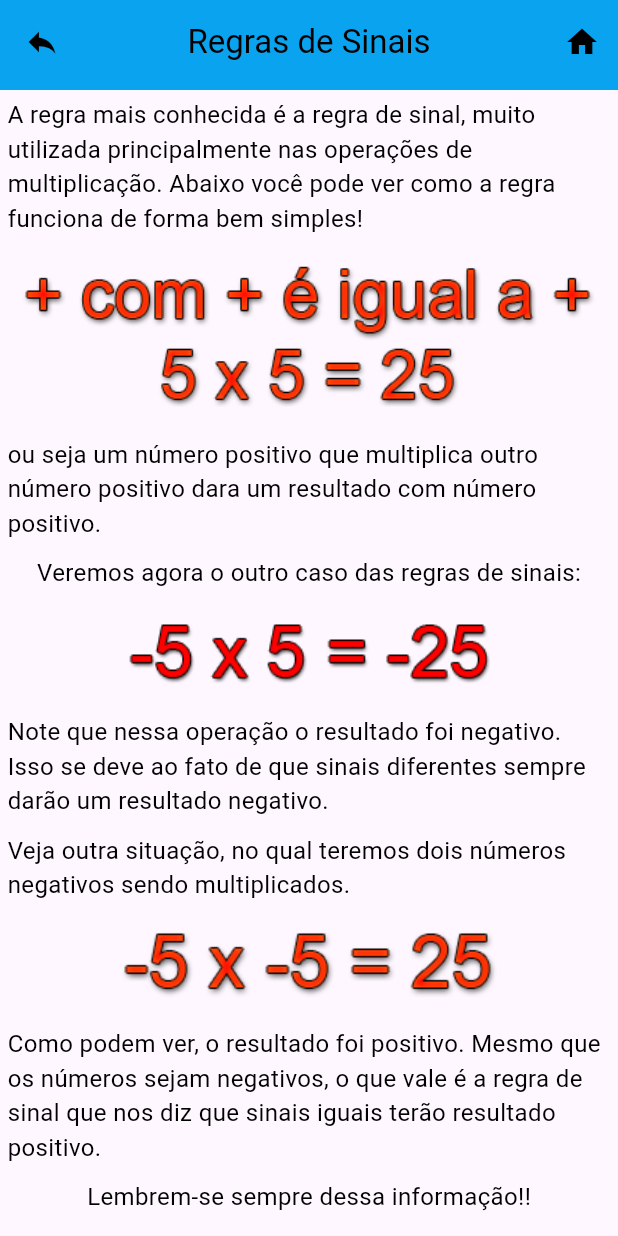
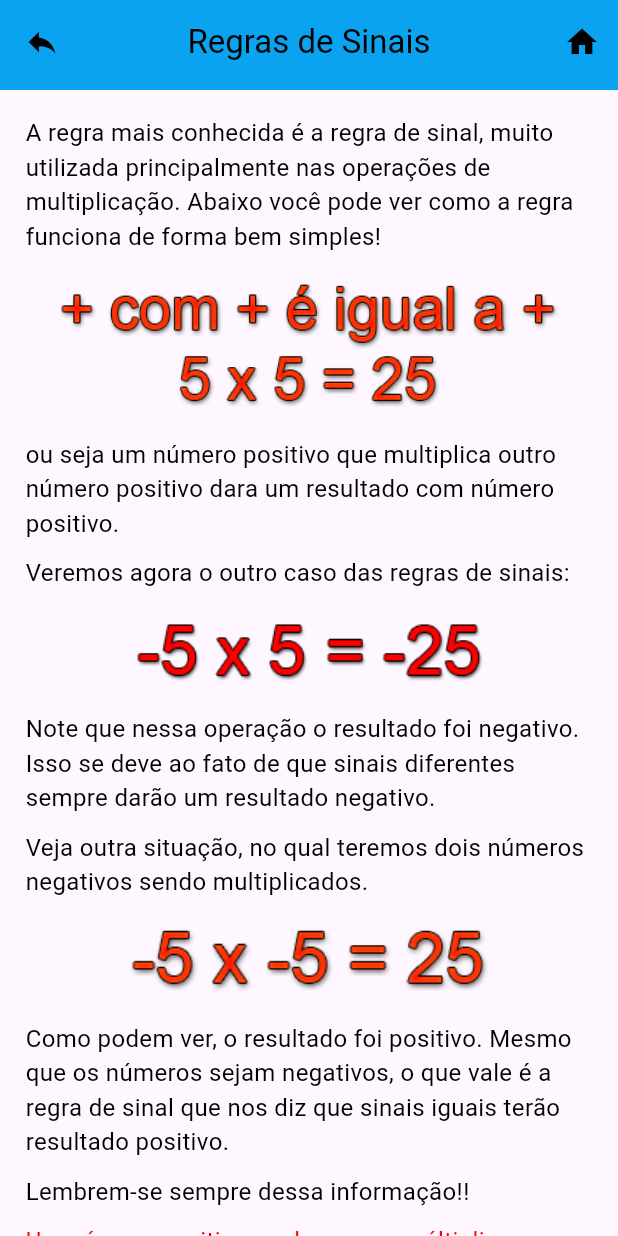
Before and after one commit to ricardo-gsilva/exemplifica-app, a Flutter app: the RegrasSinaisPage screen opened directly, on a phone screen of 412 x 824 dp. Run offline on Flutter 3.47's test engine with Material 3 defaults, Android fonts, the light colour scheme and no system bars; our stand-ins replace package_info_plus.

Commit message:
refatorando lista de conteudo

```diff
--- a/lib/utils/constants/core_strings_assets.dart
+++ b/lib/utils/constants/core_strings_assets.dart
@@ -129,4 +129,9 @@
   static const String multiplicacaoDivisao_assets_11 = "images/mult_div/multiplica_divi_11.png";
   static const String multiplicacaoDivisao_assets_12 = "images/mult_div/multiplica_divi_12.png";
 
+  //Regras de Sinais
+  static const String regras_sinais_assets_2 =  "images/regras_sinal/regras_sinais_2.png";
+  static const String regras_sinais_assets_3 =  "images/regras_sinal/regras_sinais_3.png";
+  static const String regras_sinais_assets_5 =  "images/regras_sinal/regras_sinais_5.png";
+
 }
--- a/lib/widgets/page/regras_sinais_page.dart
+++ b/lib/widgets/page/regras_sinais_page.dart
@@ -13,6 +13,7 @@
   @override
   Widget build(BuildContext context) {
     double width = MediaQuery.of(context).size.width;
+    double height = MediaQuery.of(context).size.height;
     return CustomScaffold(
       titleAppBar: CustomText(
         title: CoreStrings.titleRegraSinal,
@@ -30,6 +31,7 @@
       ],
       body: RegrasSinaisTemplate(
         width: width,
+        height: height,
       ),
     );
   }
--- a/lib/widgets/templates/regras_sinais_template.dart
+++ b/lib/widgets/templates/regras_sinais_template.dart
@@ -1,75 +1,53 @@
+import 'package:exemplifica/model/assets_model.dart';
+import 'package:exemplifica/utils/constants/core_colors.dart';
+import 'package:exemplifica/utils/constants/core_strings_assets.dart';
 import 'package:exemplifica/utils/constants/strings/strings_regras_sinais.dart';
-import 'package:exemplifica/widgets/atoms/custom_image_asset.dart';
-import 'package:exemplifica/widgets/atoms/custom_text.dart';
+import 'package:exemplifica/widgets/molecules/content_list.dart';
 import 'package:flutter/material.dart';
 
 class RegrasSinaisTemplate extends StatelessWidget {
+  final double height;
   final double width;
   const RegrasSinaisTemplate({
     Key? key,
+    required this.height,
     required this.width,
   }) : super(key: key);
 
   @override
   Widget build(BuildContext context) {
     return SingleChildScrollView(
-      child: Column(
-        children: <Widget>[
-          CustomText(
-            title: CoreStringsRegrasSinais.text1_RegraSinal,
-          ),
-          CustomImageAsset(
-            asset: "images/regras_sinal/regras_sinais_2.png",
-            width: width * 0.6,
-          ),
-          CustomText(
-            title: CoreStringsRegrasSinais.text2_RegraSinal,
-          ),
-          CustomText(
-            title: CoreStringsRegrasSinais.text3_RegraSinal,
-          ),
-          CustomImageAsset(
-            asset: "images/regras_sinal/regras_sinais_5.png",
-            width: width * 0.4,
-          ),
-          CustomText(
-            title: CoreStringsRegrasSinais.text4_RegraSinal,
-          ),
-          CustomText(
-            title: CoreStringsRegrasSinais.text5_RegraSinal,
-          ),
-          CustomImageAsset(
-            asset: "images/regras_sinal/regras_sinais_3.png",
-            width: width * 0.4,
-          ),
-          CustomText(
-            title: CoreStringsRegrasSinais.text6_RegraSinal,
-          ),
-          CustomText(
-            title: CoreStringsRegrasSinais.text7_RegraSinal,
-          ),
-          CustomText(
-            title: CoreStringsRegrasSinais.text8_RegraSinal,
-            color: Colors.red,
-          ),
-          CustomText(
-            title: CoreStringsRegrasSinais.text9_RegraSinal,
-            color: Colors.red,
-          ),
-          CustomText(
-            title: CoreStringsRegrasSinais.text10_RegraSinal,
-            color: Colors.red,
-          ),
-          CustomText(
-            title: CoreStringsRegrasSinais.text11_RegraSinal,
-          ),
-          Padding(
-            padding: EdgeInsets.only(bottom: 40),
-            child: CustomText(
-              title: CoreStringsRegrasSinais.text12_RegraSinal,
+      child: Padding(
+        padding: const EdgeInsets.all(12.0),
+        child: Column(
+          children: <Widget>[
+            ContentList(
+              stringsAndAssets: [
+                StringsAndAssetsModel(title: CoreStringsRegrasSinais.text1_RegraSinal),
+                StringsAndAssetsModel(
+                    title: CoreStringsAssets.regras_sinais_assets_2,
+                    height: height * 0.1),
+                StringsAndAssetsModel(title: CoreStringsRegrasSinais.text2_RegraSinal),
+                StringsAndAssetsModel(title: CoreStringsRegrasSinais.text3_RegraSinal),
+                StringsAndAssetsModel(
+                    title: CoreStringsAssets.regras_sinais_assets_5,
+                    height: height * 0.05),
+                StringsAndAssetsModel(title: CoreStringsRegrasSinais.text4_RegraSinal),
+                StringsAndAssetsModel(title: CoreStringsRegrasSinais.text5_RegraSinal),
+                StringsAndAssetsModel(
+                    title: CoreStringsAssets.regras_sinais_assets_3,
+                    height: height * 0.05),
+                StringsAndAssetsModel(title: CoreStringsRegrasSinais.text6_RegraSinal),
+                StringsAndAssetsModel(title: CoreStringsRegrasSinais.text7_RegraSinal),
+                StringsAndAssetsModel(title: CoreStringsRegrasSinais.text8_RegraSinal, color: CoreColors.textAlert),
+                StringsAndAssetsModel(title: CoreStringsRegrasSinais.text9_RegraSinal, color: CoreColors.textAlert),
+                StringsAndAssetsModel(title: CoreStringsRegrasSinais.text10_RegraSinal, color: CoreColors.textAlert),
+                StringsAndAssetsModel(title: CoreStringsRegrasSinais.text11_RegraSinal),
+                StringsAndAssetsModel(title: CoreStringsRegrasSinais.text12_RegraSinal),
+              ],
             ),
-          ),
-        ],
+          ],
+        ),
       ),
     );
   }
```
